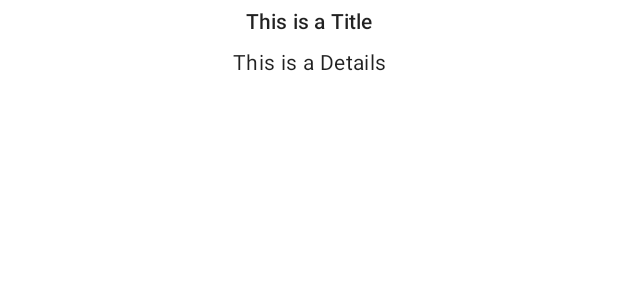
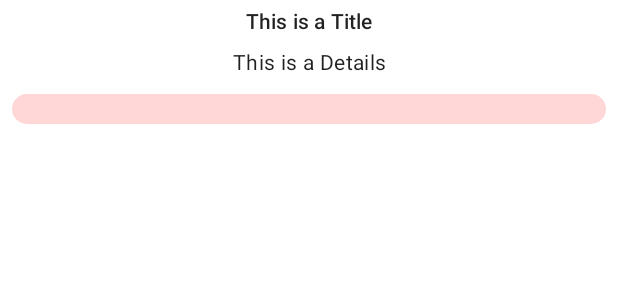
Before and after one commit to omi-72/Notes_Cit, an Android app: the layout item_note.xml on its own in the app's theme, with its tools: preview values and no code run, on a phone screen of 412 x 824 dp. Shown: the top 300 px of the screen. Run offline under Robolectric (Android 15) with nearby library versions, the phone set to English and light mode, and no system bars.

Commit message:
On imageView src , height & width

```diff
--- a/app/src/main/res/layout/item_note.xml
+++ b/app/src/main/res/layout/item_note.xml
@@ -29,11 +29,13 @@
         app:layout_constraintTop_toBottomOf="@id/tvTitle"/>
 
     <ImageView
-        android:layout_width="wrap_content"
-        android:layout_height="wrap_content"
+        android:src="@drawable/low"
+        android:layout_width="0dp"
+        android:layout_height="20dp"
         android:layout_margin="8dp"
         app:layout_constraintStart_toStartOf="parent"
         app:layout_constraintEnd_toEndOf="parent"
+        app:layout_constraintBottom_toBottomOf="parent"
         app:layout_constraintTop_toBottomOf="@id/tvDetails"/>
 
 </androidx.constraintlayout.widget.ConstraintLayout>
```
